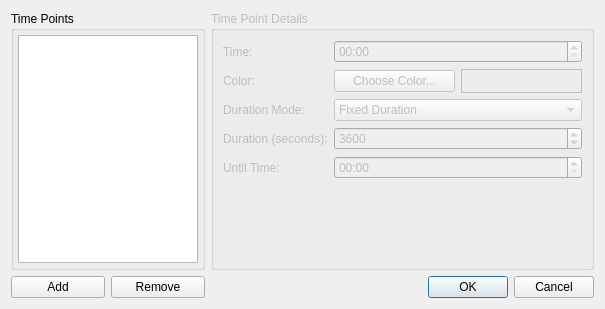
The window that plugins/scheduled_color/gui/settings_dialog.ui (Kolcha/DigitalClock5) describes before a commit, drawn with Qt 5.
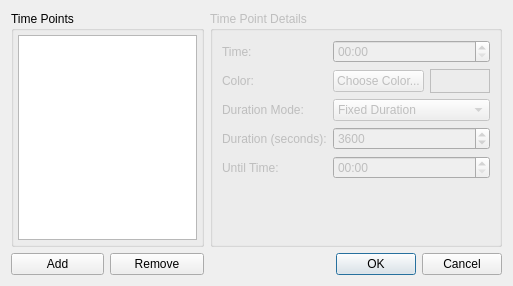
The same window after the commit.

The edit to the form file:
```diff
--- a/plugins/scheduled_color/gui/settings_dialog.ui
+++ b/plugins/scheduled_color/gui/settings_dialog.ui
@@ -6,8 +6,8 @@
    <rect>
     <x>0</x>
     <y>0</y>
-    <width>605</width>
-    <height>309</height>
+    <width>513</width>
+    <height>286</height>
    </rect>
   </property>
   <property name="windowTitle">
```
